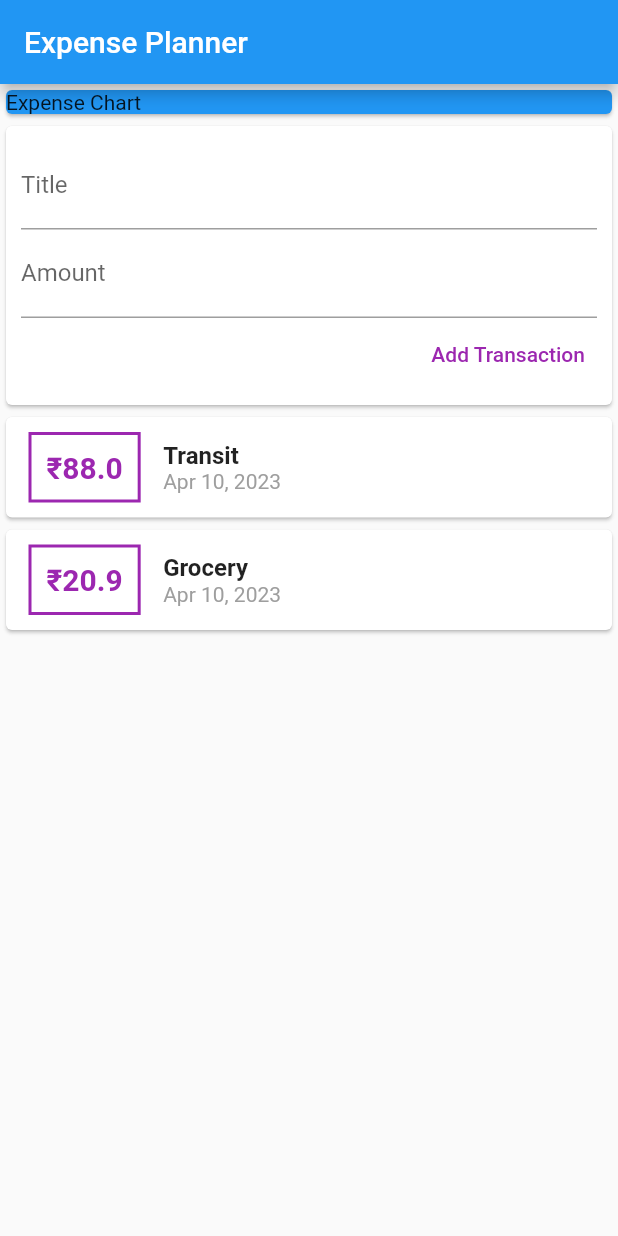
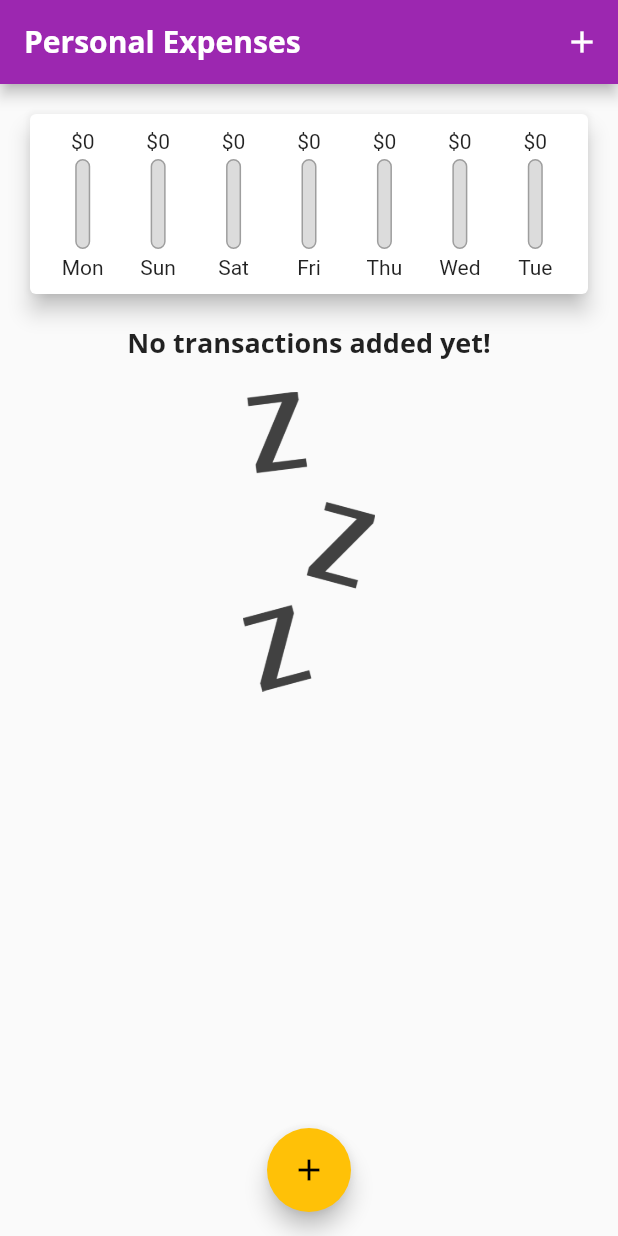
Before and after one commit to xzyxrene/expense_planner_app, a Flutter app: the screen it shows after launch, on a phone screen of 412 x 824 dp. Run offline on Flutter 3.47's test engine with Material 2 defaults, Android fonts, the light colour scheme and no system bars; missing offline and left inert: dart:ffi.

Commit message:
a basic shape of app is done

```diff
--- a/lib/main.dart
+++ b/lib/main.dart
@@ -1,6 +1,8 @@
-import 'package:intl/intl.dart';
+import 'package:flutter/material.dart';
 import './models/transaction.dart';
-import 'package:flutter/material.dart';
+import './widgets/new_transaction.dart';
+import './widgets/transaction_list.dart';
+import './widgets/chart.dart';
 
 void main() {
   runApp(MyApp());
@@ -10,115 +12,113 @@ class MyApp extends StatelessWidget {
   @override
   Widget build(BuildContext context) {
     return MaterialApp(
-      title: 'Expense Planner App',
+      theme: ThemeData(
+        primarySwatch: Colors.purple,
+        accentColor: Colors.amber,
+        fontFamily: 'Quicksand',
+        textTheme: ThemeData.light().textTheme.copyWith(
+                titleLarge: TextStyle(
+              fontFamily: 'Open Sans',
+              fontSize: 18,
+              fontWeight: FontWeight.bold,
+            )),
+        appBarTheme: AppBarTheme(
+          titleTextStyle: TextStyle(
+            fontFamily: 'Open Sans',
+            fontSize: 20,
+            fontWeight: FontWeight.bold,
+          ),
+        ),
+      ),
+      title: 'Personal Expenses',
       home: MyHomePage(),
     );
   }
 }
 
-class MyHomePage extends StatelessWidget {
-  final List<Transaction> transactions = [
-    Transaction(
-      id: 't1',
-      title: 'Transit',
-      amount: 88.00,
+class MyHomePage extends StatefulWidget {
+  @override
+  State<MyHomePage> createState() => _MyHomePageState();
+}
+
+class _MyHomePageState extends State<MyHomePage> {
+  final List<Transaction> _userTransactions = [
+    // Transaction(
+    //   id: 't1',
+    //   title: 'Transit',
+    //   amount: 88.00,
+    //   date: DateTime.now(),
+    // ),
+    // Transaction(
+    //   id: 't2',
+    //   title: 'Grocery',
+    //   amount: 20.9,
+    //   date: DateTime.now(),
+    // ),
+  ];
+
+  List<Transaction> get _recentTransactions {
+    return _userTransactions.where((tx) {
+      return tx.date.isAfter(
+        DateTime.now().subtract(
+          Duration(days: 7),
+        ),
+      );
+    }).toList();
+  }
+
+  void _addNewTransaction(String title, double amount) {
+    final newTx = Transaction(
+      id: DateTime.now().toString(),
+      title: title,
+      amount: amount,
       date: DateTime.now(),
-    ),
-    Transaction(
-      id: 't2',
-      title: 'Grocery',
-      amount: 20.9,
-      date: DateTime.now(),
-    ),
-  ];
+    );
+
+    setState(() {
+      _userTransactions.add(newTx);
+    });
+  }
+
+  void _startAddNewTransaction(ctx) {
+    showModalBottomSheet(
+      context: ctx,
+      builder: (_) {
+        return GestureDetector(
+          onTap: () {},
+          behavior: HitTestBehavior.opaque,
+          child: NewTransaction(_addNewTransaction),
+        );
+      },
+    );
+  }
 
   @override
   Widget build(BuildContext context) {
     return Scaffold(
       appBar: AppBar(
-        title: Text('Expense Planner'),
-      ),
-      body: Column(
-        crossAxisAlignment: CrossAxisAlignment.stretch,
-        //mainAxisAlignment: MainAxisAlignment.spaceAround,
-        children: <Widget>[
-          Container(
-            child: Card(
-              color: Colors.blue,
-              child: Text('Expense Chart'),
-            ),
-          ),
-          Card(
-            child: Container(
-              padding: EdgeInsets.all(10),
-              child: Column(
-                crossAxisAlignment: CrossAxisAlignment.end,
-                children: [
-                  TextField(
-                    decoration: InputDecoration(labelText: 'Title'),
-                  ),
-                  TextField(
-                    decoration: InputDecoration(labelText: 'Amount'),
-                  ),
-                  TextButton(
-                    style: TextButton.styleFrom(
-                      foregroundColor: Colors.purple,
-                    ),
-                    onPressed: () {},
-                    child: Text('Add Transaction'),
-                  ),
-                ],
-              ),
-            ),
-          ),
-          Column(
-            children: transactions.map((tx) {
-              return Card(
-                child: Row(
-                  children: [
-                    Container(
-                      decoration: BoxDecoration(
-                        border: Border.all(
-                          width: 2,
-                          color: Colors.purple,
-                        ),
-                      ),
-                      padding: EdgeInsets.all(10),
-                      margin:
-                          EdgeInsets.symmetric(vertical: 10, horizontal: 15),
-                      child: Text(
-                        '₹${tx.amount}',
-                        style: TextStyle(
-                          fontSize: 20,
-                          fontWeight: FontWeight.bold,
-                          color: Colors.purple,
-                        ),
-                      ),
-                    ),
-                    Column(
-                      crossAxisAlignment: CrossAxisAlignment.start,
-                      children: [
-                        Text(
-                          tx.title,
-                          style: TextStyle(
-                            fontSize: 16,
-                            fontWeight: FontWeight.bold,
-                          ),
-                        ),
-                        Text(
-                          DateFormat.yMMMd().format(tx.date),
-                          style: TextStyle(
-                            color: Colors.grey,
-                          ),
-                        ),
-                      ],
-                    )
-                  ],
-                ),
-              );
-            }).toList(),
+        title: Text('Personal Expenses'),
+        actions: [
+          IconButton(
+            onPressed: () => _startAddNewTransaction(context),
+            icon: Icon(Icons.add),
           ),
         ],
+      ),
+      body: SingleChildScrollView(
+        child: Column(
+          crossAxisAlignment: CrossAxisAlignment.stretch,
+          //mainAxisAlignment: MainAxisAlignment.spaceAround,
+          children: <Widget>[
+            Chart(_recentTransactions),
+            TransactionList(_userTransactions),
+          ],
+        ),
+      ),
+      floatingActionButtonLocation: FloatingActionButtonLocation.centerFloat,
+      floatingActionButton: FloatingActionButton(
+        child: Icon(Icons.add),
+        onPressed: () => _startAddNewTransaction(context),
       ),
     );
   }
--- /dev/null
+++ b/lib/widgets/chart.dart
@@ -0,0 +1,64 @@
+import 'dart:ffi';
+
+import 'package:flutter/material.dart';
+import 'package:intl/intl.dart';
+import '../models/transaction.dart';
+import './chart_bar.dart';
+
+class Chart extends StatelessWidget {
+  final List<Transaction> recentTransactions;
+
+  Chart(this.recentTransactions);
+
+  List<Map<String, Object>> get groupedTransactionValues {
+    return List.generate(7, (index) {
+      final weekDay = DateTime.now().subtract(
+        Duration(days: index),
+      );
+      double totalSum = 0.0;
+
+      for (var i = 0; i < recentTransactions.length; i++) {
+        if (recentTransactions[i].date.day == weekDay.day &&
+            recentTransactions[i].date.month == weekDay.month &&
+            recentTransactions[i].date.year == weekDay.year) {
+          totalSum += recentTransactions[i].amount;
+        }
+      }
+
+      return {'day': DateFormat.E().format(weekDay), 'amount': totalSum};
+    });
+  }
+
+  double get totalSpending {
+    return groupedTransactionValues.fold(0.0, (sum, item) {
+      return sum + (item['amount'] as double);
+    });
+  }
+
+  @override
+  Widget build(BuildContext context) {
+    // print(groupedTransactionValues);
+    return Card(
+      elevation: 6,
+      margin: EdgeInsets.all(20),
+      child: Padding(
+        padding: EdgeInsets.all(10),
+        child: Row(
+          mainAxisAlignment: MainAxisAlignment.spaceAround,
+          children: groupedTransactionValues.map((data) {
+            return Flexible(
+              fit: FlexFit.tight,
+              child: ChartBar(
+                data['day'] as String,
+                data['amount'] as double,
+                totalSpending == 0.0
+                    ? 0.0
+                    : (data['amount'] as double) / totalSpending,
+              ),
+            );
+          }).toList(),
+        ),
+      ),
+    );
+  }
+}
--- /dev/null
+++ b/lib/widgets/chart_bar.dart
@@ -0,0 +1,51 @@
+import 'package:flutter/material.dart';
+
+class ChartBar extends StatelessWidget {
+  final String label;
+  final double spendingAmount;
+  final double spendingPctOfTotal;
+
+  ChartBar(this.label, this.spendingAmount, this.spendingPctOfTotal);
+
+  @override
+  Widget build(BuildContext context) {
+    return Column(
+      children: <Widget>[
+        FittedBox(
+          child: Text('\$${spendingAmount.toStringAsFixed(0)}'),
+        ),
+        SizedBox(
+          height: 4,
+        ),
+        Container(
+          height: 60,
+          width: 10,
+          child: Stack(
+            children: <Widget>[
+              Container(
+                decoration: BoxDecoration(
+                  border: Border.all(color: Colors.grey, width: 1),
+                  color: Color.fromRGBO(220, 220, 220, 1),
+                  borderRadius: BorderRadius.circular(10),
+                ),
+              ),
+              FractionallySizedBox(
+                heightFactor: spendingPctOfTotal,
+                child: Container(
+                  decoration: BoxDecoration(
+                    color: Theme.of(context).primaryColor,
+                    borderRadius: BorderRadius.circular(10),
+                  ),
+                ),
+              ),
+            ],
+          ),
+        ),
+        SizedBox(
+          height: 4,
+        ),
+        Text(label),
+      ],
+    );
+  }
+}
--- a/lib/widgets/transaction_list.dart
+++ b/lib/widgets/transaction_list.dart
@@ -1,9 +1,80 @@
-import 'package:flutter/src/widgets/framework.dart';
-import 'package:flutter/src/widgets/placeholder.dart';
+import 'package:expense_planner_app/models/transaction.dart';
+import 'package:flutter/material.dart';
+import 'package:intl/intl.dart';
 
 class TransactionList extends StatelessWidget {
+  final List<Transaction> transactions;
+
+  TransactionList(this.transactions);
+
   @override
   Widget build(BuildContext context) {
-    return const Placeholder();
+    return Container(
+      height: 400,
+      child: transactions.isEmpty
+          ? Column(
+              children: <Widget>[
+                Text(
+                  'No transactions added yet!',
+                  style: Theme.of(context).textTheme.titleLarge,
+                ),
+                SizedBox(
+                  height: 20,
+                ),
+                Container(
+                  height: 200,
+                  child: Image.asset(
+                    'assets/images/waiting.png',
+                    fit: BoxFit.cover,
+                  ),
+                )
+              ],
+            )
+          : ListView.builder(
+              itemBuilder: (ctx, index) {
+                return Card(
+                  child: Row(
+                    children: [
+                      Container(
+                        decoration: BoxDecoration(
+                          border: Border.all(
+                            width: 2,
+                            color: Colors.purple,
+                          ),
+                        ),
+                        padding: EdgeInsets.all(10),
+                        margin:
+                            EdgeInsets.symmetric(vertical: 10, horizontal: 15),
+                        child: Text(
+                          '₹${transactions[index].amount.toStringAsFixed(2)}',
+                          style: TextStyle(
+                            fontSize: 20,
+                            fontWeight: FontWeight.bold,
+                            color: Colors.purple,
+                          ),
+                        ),
+                      ),
+                      Column(
+                        crossAxisAlignment: CrossAxisAlignment.start,
+                        children: [
+                          Text(
+                            transactions[index].title,
+                            style: Theme.of(context).textTheme.titleLarge,
+                          ),
+                          Text(
+                            DateFormat.yMMMd().format(transactions[index].date),
+                            style: TextStyle(
+                              color: Colors.grey,
+                            ),
+                          ),
+                        ],
+                      )
+                    ],
+                  ),
+                );
+              },
+              itemCount: transactions.length,
+            ),
+    );
   }
 }
```
Also changed, not shown: lib/widgets/new_transaction.dart (+59 -4 lines), lib/widgets/user_transactions.dart (deleted, +0 -14 lines), pubspec.yaml (+15 -9 lines), assets/fonts/OpenSans-Bold.ttf (added), assets/fonts/OpenSans-Regular.ttf (added), assets/fonts/Quicksand-Bold.ttf (added), assets/fonts/Quicksand-Light.ttf (added), assets/fonts/Quicksand-Medium.ttf (added), assets/fonts/Quicksand-Regular.ttf (added), assets/images/waiting.png (added).
